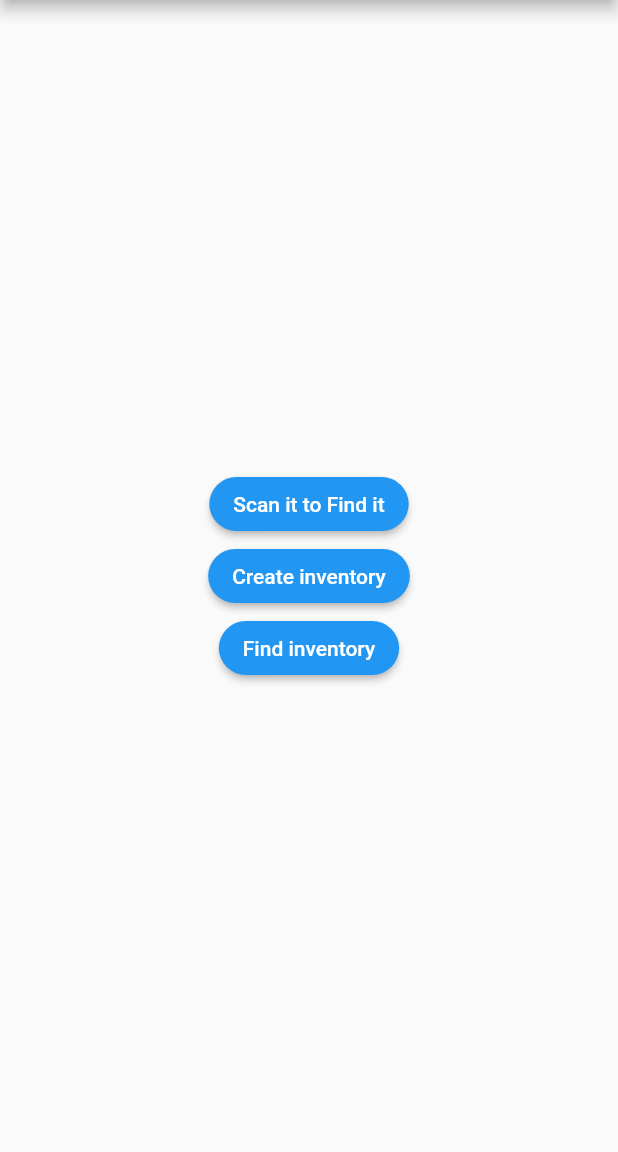
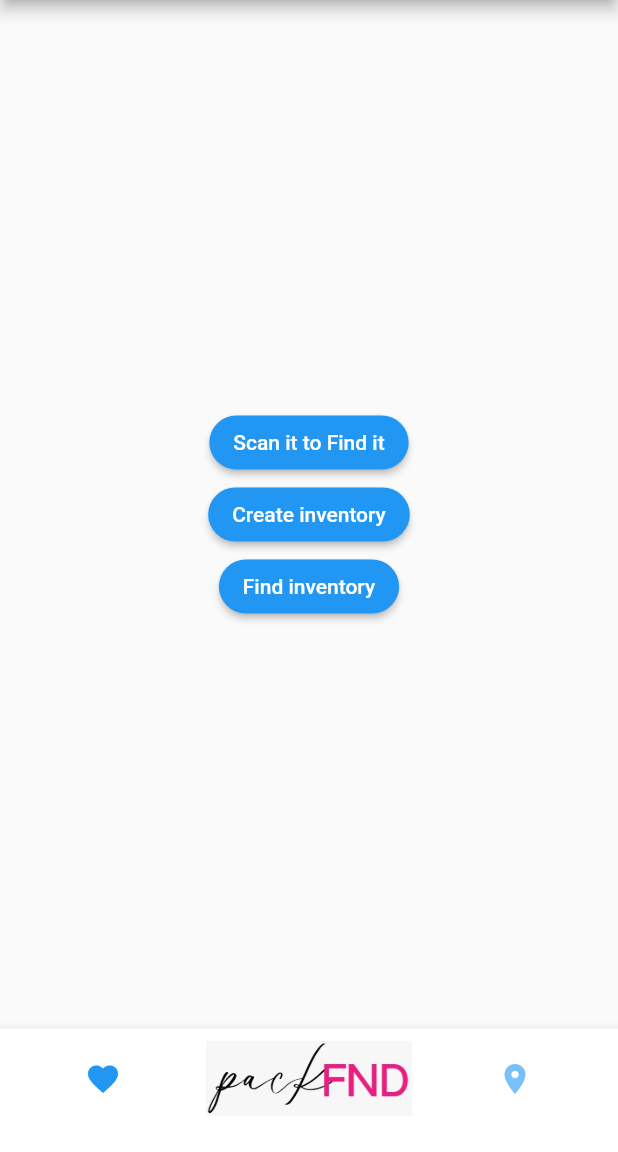
Before and after one commit to sunil-sopho/packFind, a Flutter app: the LandHome screen opened by its route, on a phone screen of 412 x 824 dp, the part 84-1236 px from its top. Run offline on Flutter 3.47's test engine with Material 2 defaults, Android fonts, the phone set to English and light mode, and no system bars; our stand-ins replace image_picker, qr_flutter, share_plus; missing offline and left inert: multi_search_flutter, qr_code_scanner.

Commit message:
changes search and logo

```diff
--- a/lib/screens/camera.dart
+++ b/lib/screens/camera.dart
@@ -4,6 +4,7 @@ import 'package:flutter/material.dart';
 import 'package:image_picker/image_picker.dart';
 
 void main() => runApp(MyApp());
+
 class MyApp extends StatelessWidget {
   // This widget is the root of your application.
   @override
@@ -16,30 +17,36 @@ class MyApp extends StatelessWidget {
     );
   }
 }
+
 class MyHomePage extends StatefulWidget {
   @override
   _MyHomePageState createState() => _MyHomePageState();
 }
+
 class _MyHomePageState extends State<MyHomePage> {
   XFile? _image;
   final imagePicker = ImagePicker();
   Future getImagefromcamera() async {
-    final XFile? image = await imagePicker.pickImage(source: ImageSource.camera);
+    final XFile? image =
+        await imagePicker.pickImage(source: ImageSource.camera);
     setState(() {
       _image = image;
     });
   }
+
   Future getImagefromGallery() async {
-    final XFile? image = await imagePicker.pickImage(source: ImageSource.gallery);
+    final XFile? image =
+        await imagePicker.pickImage(source: ImageSource.gallery);
     setState(() {
       _image = image;
     });
   }
+
   @override
   Widget build(BuildContext context) {
     return Scaffold(
       appBar: AppBar(
-        title: Text("Take a picture of your package"),
+        title: Text("Take a picture of your Items"),
       ),
       body: Column(
         mainAxisAlignment: MainAxisAlignment.center,
@@ -47,18 +54,16 @@ class _MyHomePageState extends State<MyHomePage> {
           Padding(
             padding: const EdgeInsets.all(16.0),
             child: Container(
-              width: MediaQuery
-                  .of(context)
-                  .size
-                  .width,
+              width: MediaQuery.of(context).size.width,
               height: 200.0,
               child: Center(
                 child: _image == null
                     ? const Text("No Image is picked")
                     : Image.file(
-                  File(_image!.path),
-                  width: 250,
-                  fit: BoxFit.cover,),
+                        File(_image!.path),
+                        width: 250,
+                        fit: BoxFit.cover,
+                      ),
               ),
             ),
           ),
@@ -81,9 +86,9 @@ class _MyHomePageState extends State<MyHomePage> {
             height: 50,
           ),
           OutlinedButton(
-            onPressed: (){},
-            child:const Text('Confirm'),
-            ),
+            onPressed: () {},
+            child: const Text('Confirm'),
+          ),
         ],
       ),
     );
--- a/lib/screens/landing.dart
+++ b/lib/screens/landing.dart
@@ -43,6 +43,35 @@ class LandHome extends StatelessWidget {
                 )))),
           ]),
         ]),
-    );
+        bottomNavigationBar: BottomNavigationBar(
+          type: BottomNavigationBarType.fixed,
+          backgroundColor: Colors.white, //Color(0xFF6200EE),
+          selectedItemColor: Colors.blue,
+          unselectedItemColor: Colors.blue.withOpacity(.60),
+          selectedFontSize: 14,
+          unselectedFontSize: 14,
+          onTap: (value) {
+            // Respond to item press.
+          },
+          items: [
+            BottomNavigationBarItem(
+              label: '',
+              icon: Icon(Icons.favorite),
+            ),
+            BottomNavigationBarItem(
+              label: "",
+              icon: Image.asset("assets/img-txt.jpeg",
+                  height: 52, width: 220), //con(Icons.music_note),
+            ),
+            BottomNavigationBarItem(
+              label: '',
+              icon: Icon(Icons.location_on),
+            ),
+            // BottomNavigationBarItem(
+            //   title: Text('News'),
+            //   icon: Icon(Icons.library_books),
+            // ),
+          ],
+        ));
   }
 }
--- a/pubspec.yaml
+++ b/pubspec.yaml
@@ -54,9 +54,13 @@ dev_dependencies:
   # package. See that file for information about deactivating specific lint
   # rules and activating additional ones.
   flutter_lints: ^1.0.0
-
+  flutter_launcher_icons: "^0.9.0"
 # For information on the generic Dart part of this file, see the
 # following page: https://dart.dev/tools/pub/pubspec
+flutter_icons:
+  image_path: "assets/img-home1.jpeg"
+  android: true
+  ios: true
 
 # The following section is specific to Flutter.
 flutter:
```
Also changed, not shown: pubspec.lock, 21 other files. Lines whose indentation alone changed are shown as unchanged.
